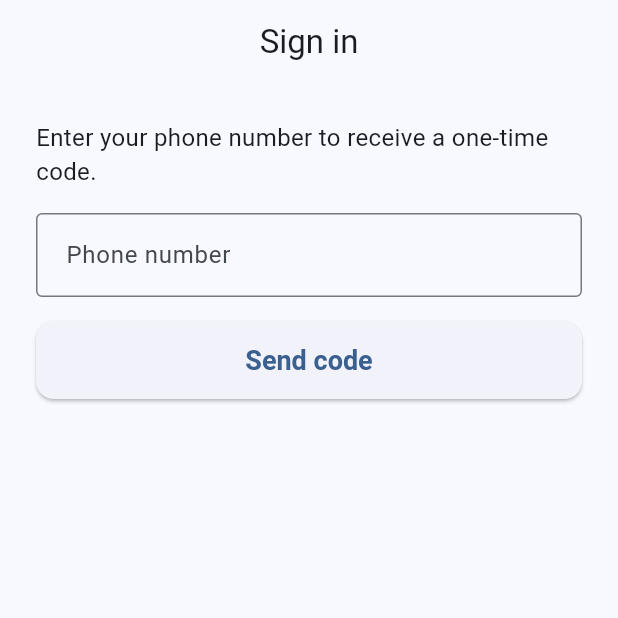
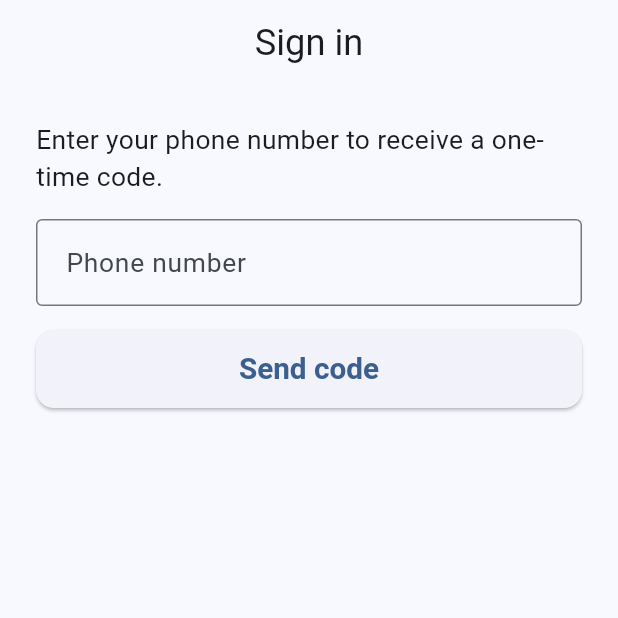
Before and after one commit to petmorr/BusApp, a Flutter app: the screen it shows after launch, on a phone screen of 412 x 824 dp, the top half of it. Run offline on Flutter 3.47's test engine with Material 3 defaults, Android fonts, the phone set to English and light mode, and no system bars; our stand-ins replace cloud_firestore, cloud_functions, firebase_auth, firebase_core, firebase_messaging, flutter_riverpod and 1 more; missing offline and left inert: maps_launcher; accounts and stored records are empty.

Commit message:
Fix flutter test failure in buildAppTheme
Material 3's default text theme contains styles whose fontSize is
null, which makes TextTheme.apply(fontSizeFactor: 1.1) trigger an
assertion under Flutter 3.24+:

  'fontSize != null || (fontSizeFactor == 1.0 && fontSizeDelta == 0.0)'

Drop the .apply call from the theme and instead apply the larger-text
accessibility scaling at the app level via MediaQuery.textScaler with
a minimum factor of 1.1, which is layout-safe and respects any
larger OS-level scale the user has chosen.

Co-authored-by: petmorr <petmorr@users.noreply.github.com>

```diff
--- a/app/lib/app.dart
+++ b/app/lib/app.dart
@@ -15,6 +15,17 @@ class SupportersBusApp extends ConsumerWidget {
       theme: buildAppTheme(),
       routerConfig: router,
       debugShowCheckedModeBanner: false,
+      builder: (context, child) {
+        // Slightly enlarge text app-wide for older / less technical users
+        // (per the spec's non-functional requirements). Capped to avoid
+        // breaking layouts when the OS already scales text up.
+        final mq = MediaQuery.of(context);
+        final scaler = mq.textScaler.clamp(minScaleFactor: 1.1);
+        return MediaQuery(
+          data: mq.copyWith(textScaler: scaler),
+          child: child ?? const SizedBox.shrink(),
+        );
+      },
     );
   }
 }
--- a/app/lib/core/widgets/theme.dart
+++ b/app/lib/core/widgets/theme.dart
@@ -12,9 +12,6 @@ ThemeData buildAppTheme() {
   );
   return base.copyWith(
     visualDensity: VisualDensity.comfortable,
-    textTheme: base.textTheme.apply(
-      fontSizeFactor: 1.1,
-    ),
     elevatedButtonTheme: ElevatedButtonThemeData(
       style: ElevatedButton.styleFrom(
         minimumSize: const Size.fromHeight(56),
```
